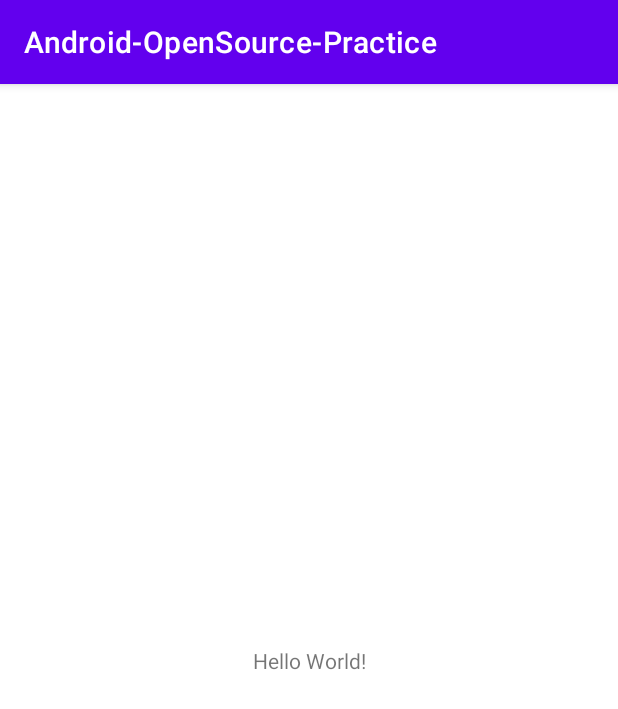
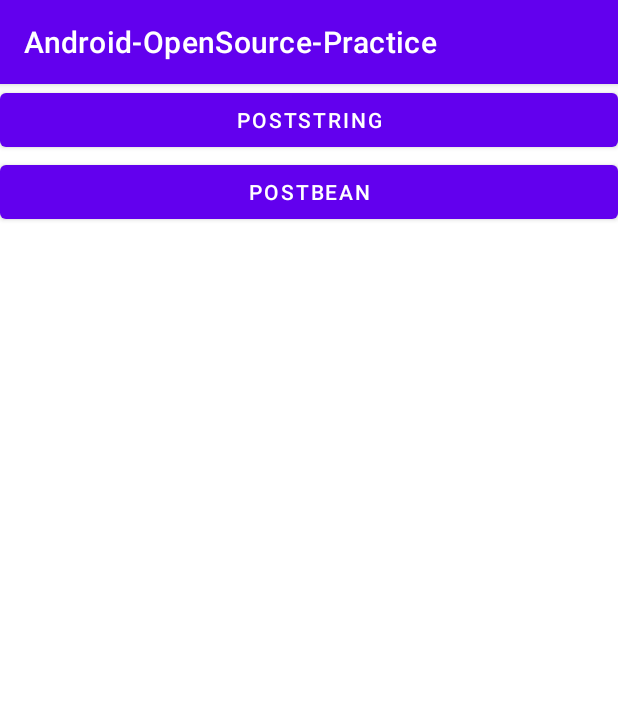
Before and after one commit to RainyJiang22/Android-OpenSource-Practice, an Android app: the screen it shows after launch (MainActivity before the commit, EventBustActivity after it), on a phone screen of 412 x 824 dp. Shown: the top 709 px of the screen. Run offline under Robolectric (Android 15) with nearby library versions, the phone set to English and light mode, and no system bars; libraries missing offline, so code that uses them is left out: com.blankj.utilcode; 2 statements that could not run were skipped.

Commit message:
手寫eventbus-添加demo

```diff
--- a/SampleEventBus/src/main/java/com/sample/eventbus/api/SampleEventBus.kt
+++ b/SampleEventBus/src/main/java/com/sample/eventbus/api/SampleEventBus.kt
@@ -10,7 +10,7 @@ object SampleEventBus {
 
     private val subscriptions = mutableSetOf<Any>()
 
-    private const val PACKAGE_NAME = "github.leavesc.easyeventbus"
+    private const val PACKAGE_NAME = "com.rainy.android_opensource_practice"
 
     private const val CLASS_NAME = "EventBusInject"
 
--- a/app/src/main/AndroidManifest.xml
+++ b/app/src/main/AndroidManifest.xml
@@ -15,7 +15,7 @@
         tools:targetApi="31">
 
         <activity
-            android:name=".MainActivity"
+            android:name=".EventBustActivity"
             android:exported="true">
             <intent-filter>
                 <action android:name="android.intent.action.MAIN" />
--- /dev/null
+++ b/app/src/main/java/com/rainy/android_opensource_practice/BaseActivity.kt
@@ -0,0 +1,98 @@
+package com.rainy.android_opensource_practice
+
+import android.app.Activity
+import android.content.Intent
+import android.os.Bundle
+import android.util.Log
+import android.view.LayoutInflater
+import android.widget.Toast
+import androidx.appcompat.app.AppCompatActivity
+import androidx.viewbinding.ViewBinding
+
+abstract class BaseActivity : AppCompatActivity() {
+
+    protected open val logTag: String
+        get() = javaClass.simpleName
+
+    abstract val bind: ViewBinding?
+
+    protected inline fun <reified T> getBind(): Lazy<T> where T : ViewBinding {
+        return lazy {
+            val clazz = T::class.java
+            val method = clazz.getMethod("inflate", LayoutInflater::class.java)
+            method.invoke(null, layoutInflater) as T
+        }
+    }
+
+    override fun onCreate(savedInstanceState: Bundle?) {
+        log("onCreate-start")
+        super.onCreate(savedInstanceState)
+        bind?.root?.apply {
+            setContentView(this)
+        }
+        log("onCreate-end")
+    }
+
+    override fun onStart() {
+        log("onStart-start")
+        super.onStart()
+        log("onStart-end")
+    }
+
+    override fun onResume() {
+        log("onResume-start")
+        super.onResume()
+        log("onResume-end")
+    }
+
+    override fun onPause() {
+        log("onPause-start")
+        super.onPause()
+        log("onPause-end")
+    }
+
+    override fun onStop() {
+        log("onStop-start")
+        super.onStop()
+        log("onStop-end")
+    }
+
+    override fun onDestroy() {
+        log("onDestroy-start")
+        super.onDestroy()
+        log("onDestroy-end")
+    }
+
+    override fun onSaveInstanceState(outState: Bundle) {
+        log("onSaveInstanceState-start")
+        super.onSaveInstanceState(outState)
+        log("onSaveInstanceState-end")
+    }
+
+    override fun onRestoreInstanceState(savedInstanceState: Bundle) {
+        log("onRestoreInstanceState-start")
+        super.onRestoreInstanceState(savedInstanceState)
+        log("onRestoreInstanceState-end")
+    }
+
+    protected fun <T : Activity> startActivity(clazz: Class<T>) {
+        startActivity(Intent(this, clazz))
+    }
+
+    protected inline fun <reified T : Activity> startActivity() {
+        startActivity(Intent(this, T::class.java))
+    }
+
+    protected inline fun <reified T : Activity> startActivity(flag: Int) {
+        startActivity(Intent(this, T::class.java).setFlags(flag))
+    }
+
+    protected open fun log(log: Any?) {
+        Log.e(logTag, log.toString())
+    }
+
+    protected fun showToast(msg: Any) {
+        Toast.makeText(this, msg.toString(), Toast.LENGTH_SHORT).show()
+    }
+
+}
--- /dev/null
+++ b/app/src/main/java/com/rainy/android_opensource_practice/EventBustActivity.kt
@@ -0,0 +1,59 @@
+package com.rainy.android_opensource_practice
+
+import android.os.Bundle
+import android.widget.Toast
+import com.blankj.utilcode.util.ToastUtils
+import com.rainy.android_opensource_practice.databinding.ActivityEventBusBinding
+import com.sample.eventbus.api.SampleEventBus
+import com.sample.eventbus_processor.Event
+
+/**
+ * @author jiangshiyu
+ * @date 2022/9/2
+ */
+class EventBustActivity : BaseActivity() {
+
+    override val bind by getBind<ActivityEventBusBinding>()
+
+    private val eventTest = SampleEventBusTest()
+
+    override fun onCreate(savedInstanceState: Bundle?) {
+        super.onCreate(savedInstanceState)
+        SampleEventBus.register(this)
+        eventTest.register()
+
+        bind.btnPostBean.setOnClickListener {
+            SampleEventBus.post(HelloBean("hi"))
+        }
+
+        bind.btnPostString.setOnClickListener {
+            SampleEventBus.post("Hello World")
+        }
+    }
+
+
+}
+
+class SampleEventBusTest {
+
+    @Event
+    fun stringFun(msg: String) {
+        ToastUtils.showShort("$msg ${this.javaClass.simpleName}")
+    }
+
+    @Event
+    fun benFun(msg: HelloBean) {
+        ToastUtils.showShort("${msg.data} ${this.javaClass.simpleName}")
+    }
+
+    fun register() {
+        SampleEventBus.register(this)
+    }
+
+    fun unregister() {
+        SampleEventBus.unregister(this)
+    }
+
+}
+
+data class HelloBean(val data: String)
--- a/app/src/main/java/com/rainy/android_opensource_practice/MainActivity.kt
+++ b/app/src/main/java/com/rainy/android_opensource_practice/MainActivity.kt
@@ -7,5 +7,6 @@ class MainActivity : AppCompatActivity() {
     override fun onCreate(savedInstanceState: Bundle?) {
         super.onCreate(savedInstanceState)
         setContentView(R.layout.activity_main)
+
     }
 }
--- /dev/null
+++ b/app/src/main/res/layout/activity_event_bus.xml
@@ -0,0 +1,22 @@
+<?xml version="1.0" encoding="utf-8"?>
+<androidx.constraintlayout.widget.ConstraintLayout xmlns:android="http://schemas.android.com/apk/res/android"
+    xmlns:app="http://schemas.android.com/apk/res-auto"
+    android:layout_width="match_parent"
+    android:layout_height="match_parent">
+
+    <Button
+        android:id="@+id/btn_postString"
+        android:layout_width="match_parent"
+        android:layout_height="wrap_content"
+        android:text="postString"
+        app:layout_constraintStart_toStartOf="parent"
+        app:layout_constraintTop_toTopOf="parent" />
+
+    <Button
+        android:id="@+id/btn_postBean"
+        android:layout_width="match_parent"
+        android:layout_height="wrap_content"
+        android:text="postBean"
+        app:layout_constraintTop_toBottomOf="@id/btn_postString" />
+
+</androidx.constraintlayout.widget.ConstraintLayout>
```
Also changed, not shown: app/build.gradle (+7 -0 lines).
